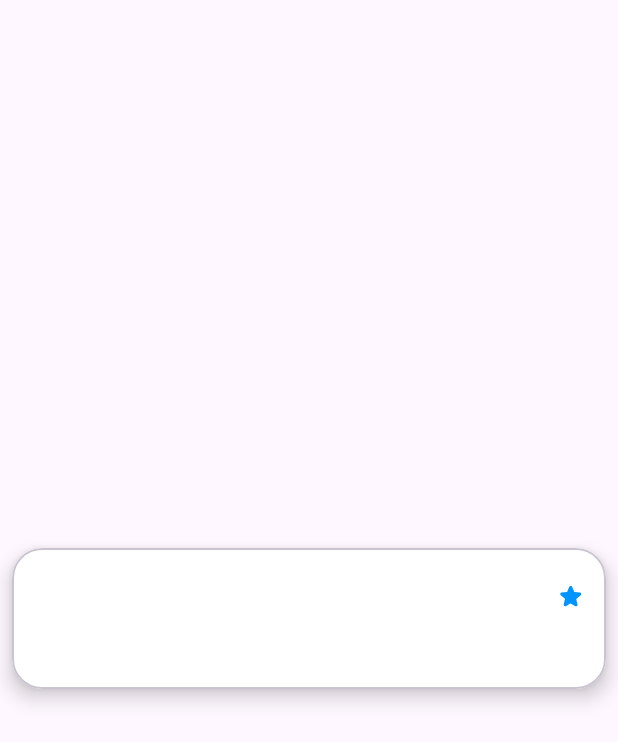
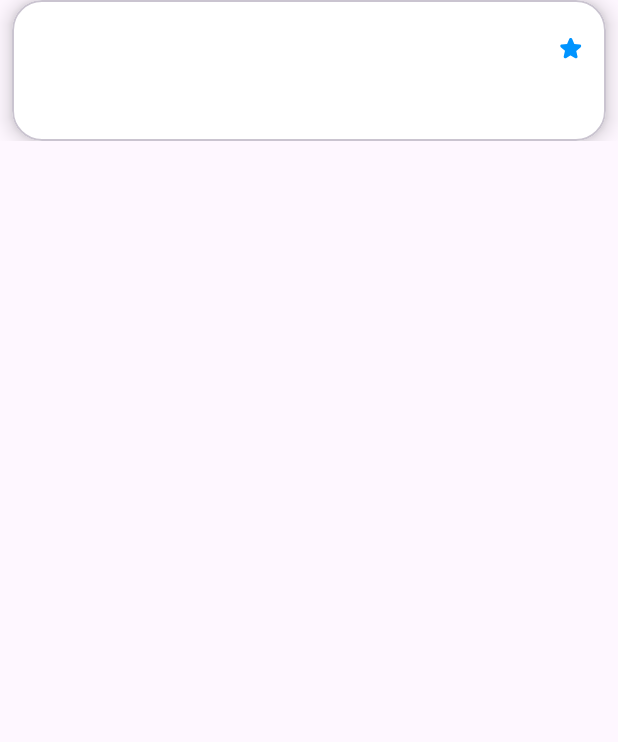
Before and after one commit to MikhailN45/Naumenko, an Android app: the layout view_holder_favorites.xml on its own in the app's theme, with its tools: preview values and no code run, on a phone screen of 412 x 824 dp. Shown: the top 742 px of the screen. Run offline under Robolectric (Android 15) with nearby library versions, the phone set to English and light mode, and no system bars.

```diff
--- a/app/src/main/res/layout/view_holder_favorites.xml
+++ b/app/src/main/res/layout/view_holder_favorites.xml
@@ -1,9 +1,10 @@
 <?xml version="1.0" encoding="utf-8"?>
-<androidx.constraintlayout.widget.ConstraintLayout xmlns:android="http://schemas.android.com/apk/res/android"
+<LinearLayout xmlns:android="http://schemas.android.com/apk/res/android"
     xmlns:app="http://schemas.android.com/apk/res-auto"
     xmlns:tools="http://schemas.android.com/tools"
     android:layout_width="match_parent"
-    android:layout_height="match_parent">
+    android:layout_height="wrap_content"
+    android:orientation="vertical">
 
     <com.google.android.material.card.MaterialCardView
         android:layout_width="match_parent"
@@ -107,4 +108,4 @@
 
         </androidx.constraintlayout.widget.ConstraintLayout>
     </com.google.android.material.card.MaterialCardView>
-</androidx.constraintlayout.widget.ConstraintLayout>
+</LinearLayout>
```
